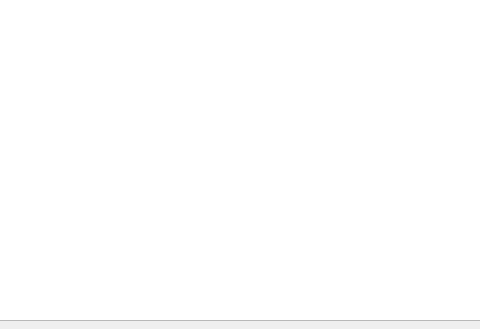
The window that nivel2ruleta.ui (kathsup/proyecto-I---Estructura-de-datos-II---) describes before a commit, drawn with Qt 5; both pictures show x 430 to 910 and y 380 to 709 of the 1064 by 709 pixel window.
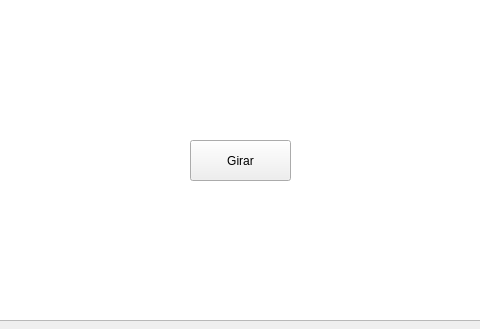
The same window after the commit.

Commit message: ruleta funciona, puertas se abren, solo falta carteles y que lo lleven a otro escenario y colisiones y agregar total escenarios

The edit to the form file:
```diff
--- a/nivel2ruleta.ui
+++ b/nivel2ruleta.ui
@@ -23,6 +23,19 @@
     </rect>
    </property>
   </widget>
+  <widget class="QPushButton" name="btnGirarRuleta">
+   <property name="geometry">
+    <rect>
+     <x>620</x>
+     <y>520</y>
+     <width>101</width>
+     <height>41</height>
+    </rect>
+   </property>
+   <property name="text">
+    <string>Girar</string>
+   </property>
+  </widget>
  </widget>
  <resources/>
  <connections/>
```
The commit also changes 4 other files.
